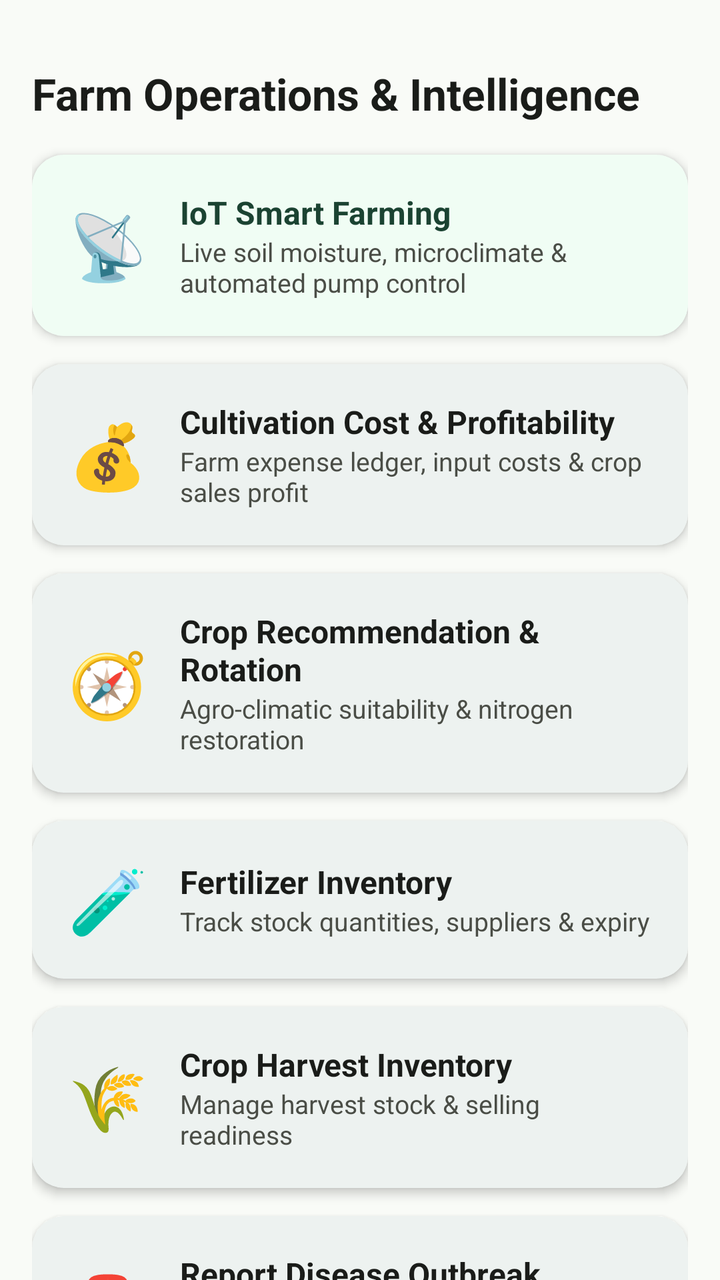
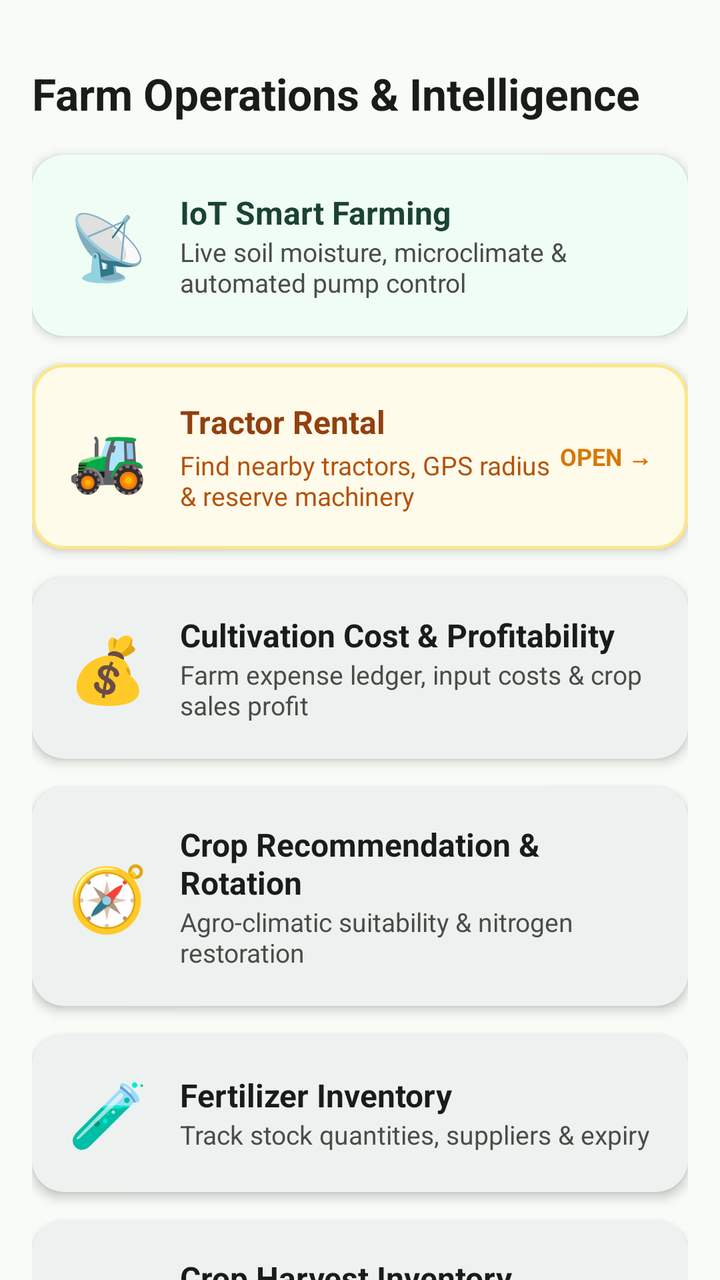

The first picture is an Android layout as it rendered before a commit; the second is the same layout after the commit. The layout source and the unified diff follow.
<!-- AndroidManifest.xml: application theme Theme.AgroSmart -->
<!-- res/layout/fragment_services.xml -->
<?xml version="1.0" encoding="utf-8"?>
<androidx.core.widget.NestedScrollView xmlns:android="http://schemas.android.com/apk/res/android"
    xmlns:app="http://schemas.android.com/apk/res-auto"
    android:layout_width="match_parent"
    android:layout_height="match_parent"
    android:background="@color/bg_warm_cream">

    <LinearLayout
        android:layout_width="match_parent"
        android:layout_height="wrap_content"
        android:orientation="vertical"
        android:padding="16dp"
        android:paddingBottom="32dp">

        <TextView
            android:layout_width="wrap_content"
            android:layout_height="wrap_content"
            android:layout_marginTop="16dp"
            android:layout_marginBottom="16dp"
            android:text="Farm Operations &amp; Intelligence"
            android:textColor="@color/text_primary"
            android:textSize="22sp"
            android:textStyle="bold" />

        
        <com.google.android.material.card.MaterialCardView
            android:id="@+id/cardIotService"
            style="@style/Widget.AgroSmart.Card"
            android:layout_width="match_parent"
            android:layout_height="wrap_content"
            android:layout_marginBottom="14dp"
            android:clickable="true"
            android:focusable="true">

            <LinearLayout
                android:layout_width="match_parent"
                android:layout_height="wrap_content"
                android:background="@drawable/bg_rounded_card"
                android:backgroundTint="#F0FDF4"
                android:gravity="center_vertical"
                android:orientation="horizontal"
                android:padding="18dp">

                <TextView
                    android:layout_width="wrap_content"
                    android:layout_height="wrap_content"
                    android:text="📡"
                    android:textSize="32sp" />

                <LinearLayout
                    android:layout_width="0dp"
                    android:layout_height="wrap_content"
                    android:layout_marginStart="16dp"
                    android:layout_weight="1"
                    android:orientation="vertical">

                    <TextView
                        android:layout_width="wrap_content"
                        android:layout_height="wrap_content"
                        android:text="@string/title_iot_dashboard"
                        android:textColor="@color/forest_green_dark"
                        android:textSize="16sp"
                        android:textStyle="bold" />

                    <TextView
                        android:layout_width="wrap_content"
                        android:layout_height="wrap_content"
                        android:text="Live soil moisture, microclimate &amp; automated pump control"
                        android:textColor="@color/text_secondary"
                        android:textSize="13sp" />
                </LinearLayout>
            </LinearLayout>
        </com.google.android.material.card.MaterialCardView>

        
        <com.google.android.material.card.MaterialCardView
            android:id="@+id/cardFarmExpensesService"
            style="@style/Widget.AgroSmart.Card"
            android:layout_width="match_parent"
            android:layout_height="wrap_content"
            android:layout_marginBottom="14dp"
            android:clickable="true"
            android:focusable="true">

            <LinearLayout
                android:layout_width="match_parent"
                android:layout_height="wrap_content"
                android:gravity="center_vertical"
                android:orientation="horizontal"
                android:padding="18dp">

                <TextView
                    android:layout_width="wrap_content"
                    android:layout_height="wrap_content"
                    android:text="💰"
                    android:textSize="32sp" />

                <LinearLayout
                    android:layout_width="0dp"
                    android:layout_height="wrap_content"
                    android:layout_marginStart="16dp"
                    android:layout_weight="1"
                    android:orientation="vertical">

                    <TextView
                        android:layout_width="wrap_content"
                        android:layout_height="wrap_content"
                        android:text="@string/farm_expenses"
                        android:textColor="@color/text_primary"
                        android:textSize="16sp"
                        android:textStyle="bold" />

                    <TextView
                        android:layout_width="wrap_content"
                        android:layout_height="wrap_content"
                        android:text="@string/farm_expenses_subtitle"
                        android:textColor="@color/text_secondary"
                        android:textSize="13sp" />
                </LinearLayout>
            </LinearLayout>
        </com.google.android.material.card.MaterialCardView>

        
        <com.google.android.material.card.MaterialCardView
            android:id="@+id/cardCropRecommendationService"
            style="@style/Widget.AgroSmart.Card"
            android:layout_width="match_parent"
            android:layout_height="wrap_content"
            android:layout_marginBottom="14dp"
            android:clickable="true"
            android:focusable="true">

            <LinearLayout
                android:layout_width="match_parent"
                android:layout_height="wrap_content"
                android:gravity="center_vertical"
                android:orientation="horizontal"
                android:padding="18dp">

                <TextView
                    android:layout_width="wrap_content"
                    android:layout_height="wrap_content"
                    android:text="🧭"
                    android:textSize="32sp" />

                <LinearLayout
                    android:layout_width="0dp"
                    android:layout_height="wrap_content"
                    android:layout_marginStart="16dp"
                    android:layout_weight="1"
                    android:orientation="vertical">

                    <TextView
                        android:layout_width="wrap_content"
                        android:layout_height="wrap_content"
                        android:text="@string/crop_recommendation"
                        android:textColor="@color/text_primary"
                        android:textSize="16sp"
                        android:textStyle="bold" />

                    <TextView
                        android:layout_width="wrap_content"
                        android:layout_height="wrap_content"
                        android:text="@string/crop_recommendation_subtitle"
                        android:textColor="@color/text_secondary"
                        android:textSize="13sp" />
                </LinearLayout>
            </LinearLayout>
        </com.google.android.material.card.MaterialCardView>

        
        <com.google.android.material.card.MaterialCardView
            android:id="@+id/cardFertilizerService"
            style="@style/Widget.AgroSmart.Card"
            android:layout_width="match_parent"
            android:layout_height="wrap_content"
            android:layout_marginBottom="14dp"
            android:clickable="true"
            android:focusable="true">

            <LinearLayout
                android:layout_width="match_parent"
                android:layout_height="wrap_content"
                android:gravity="center_vertical"
                android:orientation="horizontal"
                android:padding="18dp">

                <TextView
                    android:layout_width="wrap_content"
                    android:layout_height="wrap_content"
                    android:text="🧪"
                    android:textSize="32sp" />

                <LinearLayout
                    android:layout_width="0dp"
                    android:layout_height="wrap_content"
                    android:layout_marginStart="16dp"
                    android:layout_weight="1"
                    android:orientation="vertical">

                    <TextView
                        android:layout_width="wrap_content"
                        android:layout_height="wrap_content"
                        android:text="@string/fertilizer_inventory"
                        android:textColor="@color/text_primary"
                        android:textSize="16sp"
                        android:textStyle="bold" />

                    <TextView
                        android:layout_width="wrap_content"
                        android:layout_height="wrap_content"
                        android:text="Track stock quantities, suppliers &amp; expiry"
                        android:textColor="@color/text_secondary"
                        android:textSize="13sp" />
                </LinearLayout>
            </LinearLayout>
        </com.google.android.material.card.MaterialCardView>

        
        <com.google.android.material.card.MaterialCardView
            android:id="@+id/cardCropInventoryService"
            style="@style/Widget.AgroSmart.Card"
            android:layout_width="match_parent"
            android:layout_height="wrap_content"
            android:layout_marginBottom="14dp"
            android:clickable="true"
            android:focusable="true">

            <LinearLayout
                android:layout_width="match_parent"
                android:layout_height="wrap_content"
                android:gravity="center_vertical"
                android:orientation="horizontal"
                android:padding="18dp">

                <TextView
                    android:layout_width="wrap_content"
                    android:layout_height="wrap_content"
                    android:text="🌾"
                    android:textSize="32sp" />

                <LinearLayout
                    android:layout_width="0dp"
                    android:layout_height="wrap_content"
                    android:layout_marginStart="16dp"
                    android:layout_weight="1"
                    android:orientation="vertical">

                    <TextView
                        android:layout_width="wrap_content"
                        android:layout_height="wrap_content"
                        android:text="@string/crop_inventory"
                        android:textColor="@color/text_primary"
                        android:textSize="16sp"
                        android:textStyle="bold" />

                    <TextView
                        android:layout_width="wrap_content"
                        android:layout_height="wrap_content"
                        android:text="Manage harvest stock &amp; selling readiness"
                        android:textColor="@color/text_secondary"
                        android:textSize="13sp" />
                </LinearLayout>
            </LinearLayout>
        </com.google.android.material.card.MaterialCardView>

        
        <com.google.android.material.card.MaterialCardView
            android:id="@+id/cardReportDiseaseService"
            style="@style/Widget.AgroSmart.Card"
            android:layout_width="match_parent"
            android:layout_height="wrap_content"
            android:layout_marginBottom="14dp"
            android:clickable="true"
            android:focusable="true">

            <LinearLayout
                android:layout_width="match_parent"
                android:layout_height="wrap_content"
                android:gravity="center_vertical"
                android:orientation="horizontal"
                android:padding="18dp">

                <TextView
                    android:layout_width="wrap_content"
                    android:layout_height="wrap_content"
                    android:text="🚨"
                    android:textSize="32sp" />

                <LinearLayout
                    android:layout_width="0dp"
                    android:layout_height="wrap_content"
                    android:layout_marginStart="16dp"
                    android:layout_weight="1"
                    android:orientation="vertical">

                    <TextView
                        android:layout_width="wrap_content"
                        android:layout_height="wrap_content"
                        android:text="@string/report_disease"
                        android:textColor="@color/text_primary"
                        android:textSize="16sp"
                        android:textStyle="bold" />

                    <TextView
                        android:layout_width="wrap_content"
                        android:layout_height="wrap_content"
                        android:text="@string/report_disease_subtitle"
                        android:textColor="@color/text_secondary"
                        android:textSize="13sp" />
                </LinearLayout>
            </LinearLayout>
        </com.google.android.material.card.MaterialCardView>

        
        <com.google.android.material.card.MaterialCardView
            android:id="@+id/cardFeedbackService"
            style="@style/Widget.AgroSmart.Card"
            android:layout_width="match_parent"
            android:layout_height="wrap_content"
            android:layout_marginBottom="14dp"
            android:clickable="true"
            android:focusable="true">

            <LinearLayout
                android:layout_width="match_parent"
                android:layout_height="wrap_content"
                android:gravity="center_vertical"
                android:orientation="horizontal"
                android:padding="18dp">

                <TextView
                    android:layout_width="wrap_content"
                    android:layout_height="wrap_content"
                    android:text="⭐"
                    android:textSize="32sp" />

                <LinearLayout
                    android:layout_width="0dp"
                    android:layout_height="wrap_content"
                    android:layout_marginStart="16dp"
                    android:layout_weight="1"
                    android:orientation="vertical">

                    <TextView
                        android:layout_width="wrap_content"
                        android:layout_height="wrap_content"
                        android:text="@string/share_feedback"
                        android:textColor="@color/text_primary"
                        android:textSize="16sp"
                        android:textStyle="bold" />

                    <TextView
                        android:layout_width="wrap_content"
                        android:layout_height="wrap_content"
                        android:text="@string/share_feedback_subtitle"
                        android:textColor="@color/text_secondary"
                        android:textSize="13sp" />
                </LinearLayout>
            </LinearLayout>
        </com.google.android.material.card.MaterialCardView>

    </LinearLayout>
</androidx.core.widget.NestedScrollView>
<!-- resources referenced by this layout -->
<resources>
  <color name="bg_warm_cream">#F9FBF7</color>
  <color name="forest_green_dark">#1B4332</color>
  <color name="text_primary">#1A1C19</color>
  <color name="text_secondary">#4A4D46</color>
  <!-- drawable bg_rounded_card (drawable) -->
  <?xml version="1.0" encoding="utf-8"?>
  <shape xmlns:android="http://schemas.android.com/apk/res/android"
      android:shape="rectangle">
      <solid android:color="@color/bg_card_surface" />
      <corners android:radius="16dp" />
  </shape>
  <string name="crop_inventory">Crop Harvest Inventory</string>
  <string name="crop_recommendation">Crop Recommendation &amp; Rotation</string>
  <string name="crop_recommendation_subtitle">Agro-climatic suitability &amp; nitrogen restoration</string>
  <string name="farm_expenses">Cultivation Cost &amp; Profitability</string>
  <string name="farm_expenses_subtitle">Farm expense ledger, input costs &amp; crop sales profit</string>
  <string name="fertilizer_inventory">Fertilizer Inventory</string>
  <string name="report_disease">Report Disease Outbreak</string>
  <string name="report_disease_subtitle">Alert local agricultural officers and community</string>
  <string name="share_feedback">Share App Feedback</string>
  <string name="share_feedback_subtitle">Help us improve AgroSmart for Indian farmers</string>
  <string name="title_iot_dashboard">IoT Smart Farming</string>
  <style name="Widget.AgroSmart.Card" parent="Widget.Material3.CardView.Elevated">
          <item name="cardCornerRadius">16dp</item>
          <item name="cardElevation">3dp</item>
          <item name="strokeWidth">0dp</item>
          <item name="cardBackgroundColor">@color/bg_card_surface</item>
      </style>
  <style name="Theme.AgroSmart" parent="Theme.Material3.DayNight.NoActionBar">
          
          <item name="colorPrimary">@color/forest_green_primary</item>
          <item name="colorPrimaryVariant">@color/forest_green_dark</item>
          <item name="colorOnPrimary">@color/white</item>
          <item name="colorSecondary">@color/leaf_green</item>
          <item name="colorSecondaryVariant">@color/forest_green_light</item>
          <item name="colorOnSecondary">@color/white</item>
  
          
          <item name="android:windowBackground">@color/bg_warm_cream</item>
          <item name="colorSurface">@color/bg_card_surface</item>
          <item name="colorOnSurface">@color/text_primary</item>
  
          
          <item name="android:statusBarColor">@color/forest_green_dark</item>
          <item name="android:windowLightStatusBar">false</item>
          <item name="android:navigationBarColor">@color/white</item>
          <item name="android:windowLightNavigationBar">true</item>
      </style>
  <color name="bg_card_surface">#FFFFFF</color>
  <color name="forest_green_primary">#2D6A4F</color>
  <color name="white">#FFFFFF</color>
  <color name="leaf_green">#52B788</color>
  <color name="forest_green_light">#40916C</color>
</resources>

<!-- the commit's change to res/layout/fragment_services.xml (unified diff, before → after) -->
@@ -71,6 +71,66 @@
                 </LinearLayout>
             </LinearLayout>
         </com.google.android.material.card.MaterialCardView>
+        
+        <com.google.android.material.card.MaterialCardView
+            android:id="@+id/cardTractorRentalService"
+            style="@style/Widget.AgroSmart.Card"
+            android:layout_width="match_parent"
+            android:layout_height="wrap_content"
+            android:layout_marginBottom="14dp"
+            android:clickable="true"
+            android:focusable="true"
+            app:cardBackgroundColor="#FFFBEB"
+            app:strokeColor="#FDE68A"
+            app:strokeWidth="1.5dp">
+
+            <LinearLayout
+                android:layout_width="match_parent"
+                android:layout_height="wrap_content"
+                android:gravity="center_vertical"
+                android:orientation="horizontal"
+                android:padding="18dp">
+
+                <TextView
+                    android:layout_width="wrap_content"
+                    android:layout_height="wrap_content"
+                    android:text="🚜"
+                    android:textSize="32sp" />
+
+                <LinearLayout
+                    android:layout_width="0dp"
+                    android:layout_height="wrap_content"
+                    android:layout_marginStart="16dp"
+                    android:layout_weight="1"
+                    android:orientation="vertical">
+
+                    <TextView
+                        android:layout_width="wrap_content"
+                        android:layout_height="wrap_content"
+                        android:text="@string/tractor_booking"
+                        android:textColor="#92400E"
+                        android:textSize="16sp"
+                        android:textStyle="bold" />
+
+                    <TextView
+                        android:layout_width="wrap_content"
+                        android:layout_height="wrap_content"
+                        android:layout_marginTop="2dp"
+                        android:text="Find nearby tractors, GPS radius &amp; reserve machinery"
+                        android:textColor="#B45309"
+                        android:textSize="13sp" />
+                </LinearLayout>
+
+                <TextView
+                    android:layout_width="wrap_content"
+                    android:layout_height="wrap_content"
+                    android:text="OPEN →"
+                    android:textColor="#D97706"
+                    android:textSize="12sp"
+                    android:textStyle="bold" />
+            </LinearLayout>
+        </com.google.android.material.card.MaterialCardView>
+
 
         
         <com.google.android.material.card.MaterialCardView
<!-- resource entries referenced after the edit -->
@@ -22,6 +22,7 @@
   <string name="share_feedback">Share App Feedback</string>
   <string name="share_feedback_subtitle">Help us improve AgroSmart for Indian farmers</string>
   <string name="title_iot_dashboard">IoT Smart Farming</string>
+  <string name="tractor_booking">Tractor Rental</string>
   <style name="Widget.AgroSmart.Card" parent="Widget.Material3.CardView.Elevated">
           <item name="cardCornerRadius">16dp</item>
           <item name="cardElevation">3dp</item>
